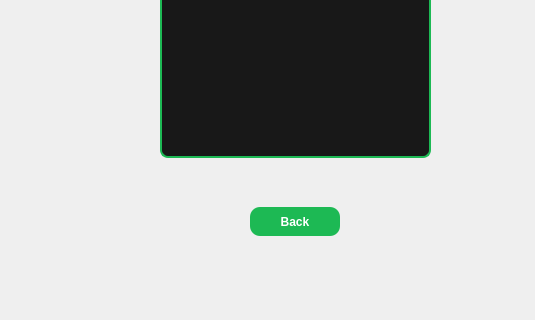
Qt form likedsongwindow.ui (Fatemehasadi86/spotify1) before a commit; both pictures show x 0 to 535 and y 283 to 603 of the 685 by 603 pixel window.
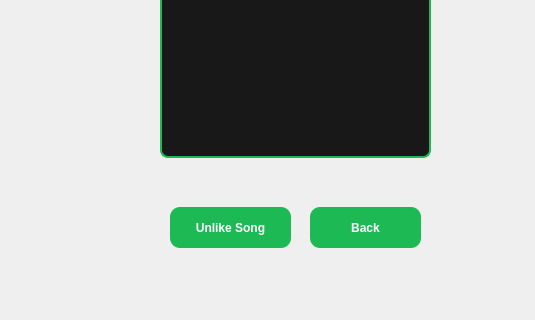
The same form after that commit.

Commit message: Add play song

```diff
--- a/likedsongwindow.ui
+++ b/likedsongwindow.ui
@@ -73,10 +73,10 @@
   <widget class="QPushButton" name="pushButton">
    <property name="geometry">
     <rect>
-     <x>250</x>
+     <x>310</x>
      <y>490</y>
-     <width>90</width>
-     <height>29</height>
+     <width>111</width>
+     <height>41</height>
     </rect>
    </property>
    <property name="text">
@@ -106,6 +106,19 @@
     <string>Search:</string>
    </property>
   </widget>
+  <widget class="QPushButton" name="pushButton_2">
+   <property name="geometry">
+    <rect>
+     <x>170</x>
+     <y>490</y>
+     <width>121</width>
+     <height>41</height>
+    </rect>
+   </property>
+   <property name="text">
+    <string>Unlike Song</string>
+   </property>
+  </widget>
  </widget>
  <resources/>
  <connections/>
```
The commit also changes 87 other files.
